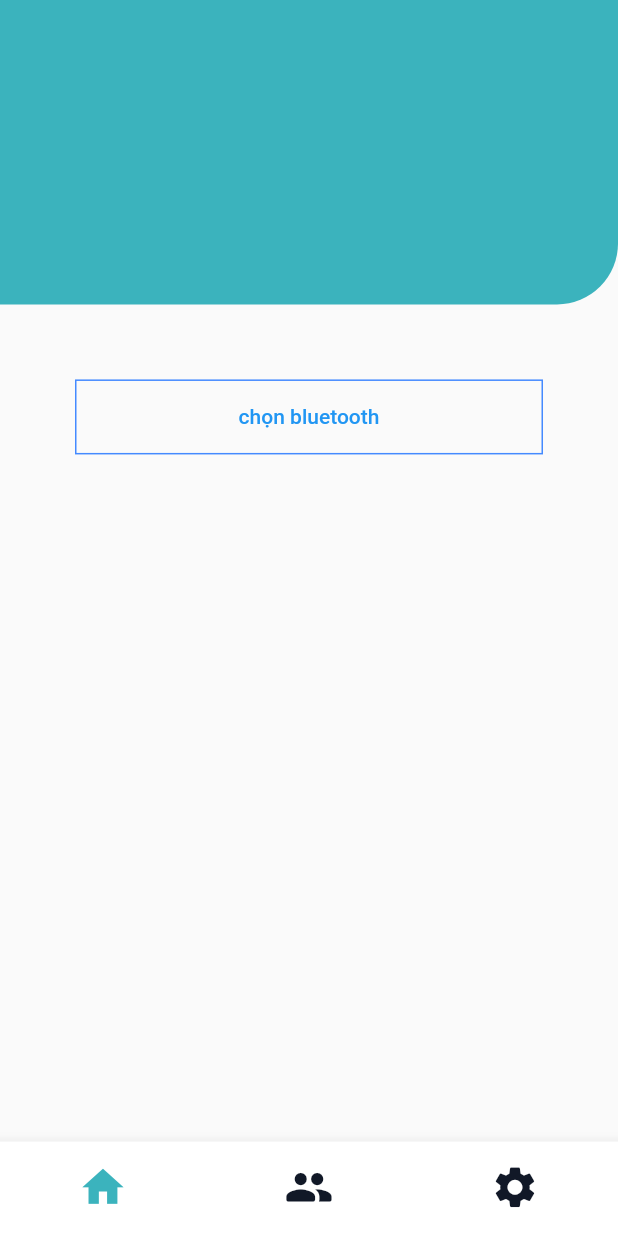
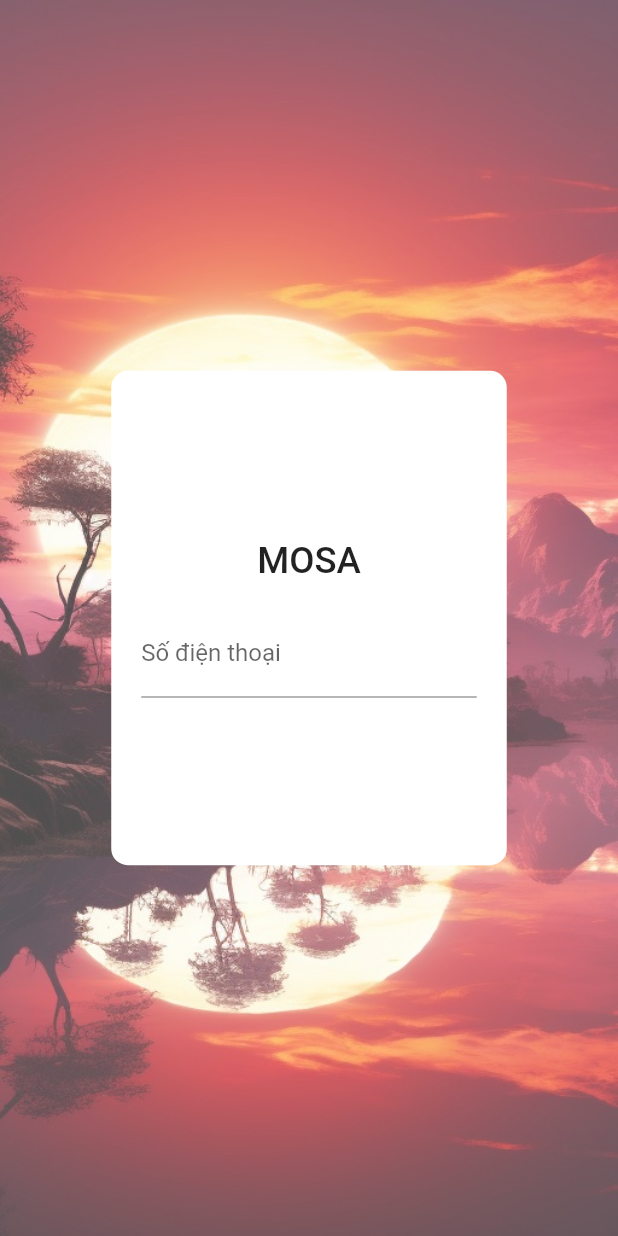
Before and after one commit to tranhuunam00/mod_master_2023, a Flutter app: the screen it shows after launch, on a phone screen of 412 x 824 dp. Run offline on Flutter 3.47's test engine with Material 2 defaults, Android fonts, the phone set to English and light mode, and no system bars; drawn by our look-alikes of loader_overlay; our stand-ins replace equatable, flutter_bloc, flutter_blue, flutter_bluetooth_serial, flutter_screenutil, flutter_secure_storage and 2 more; missing offline and left inert: dart:ffi; project files that could hold a hidden picture were left out.

Commit message:
welcome app

```diff
--- a/lib/app.dart
+++ b/lib/app.dart
@@ -5,6 +5,7 @@ import 'package:flutter_screenutil/flutter_screenutil.dart';
 import 'package:mod_master_2023/app_navigator.dart';
 import 'package:mod_master_2023/configs/constants.dart';
 import 'package:mod_master_2023/ui/dashboard_customer_screen.dart';
+import 'package:mod_master_2023/ui/welcome/welcome_chatbot_screen.dart';
 
 class DoAnApp extends StatelessWidget {
   const DoAnApp({Key? key}) : super(key: key);
@@ -17,14 +18,14 @@ class DoAnApp extends StatelessWidget {
             designSize: const Size(375, 812),
             builder: (BuildContext context, child) => GlobalLoaderOverlay(
                   child: MaterialApp(
-                    title: 'Đò án',
+                    title: 'Đồ án',
                     debugShowCheckedModeBanner: false,
                     theme: ThemeData(
                       primarySwatch: Colors.blue,
                     ),
                     navigatorKey: Appnavigator.navigatorKey,
                     home: Container(
-                      child: DashboardCustomerScreen(),
+                      child: WelcomeChatbotScreen(),
                     ),
                     routes: {
                       Constants.dashBoardCustomer: (context) =>
--- /dev/null
+++ b/lib/components/background/background.dart
@@ -0,0 +1,27 @@
+import 'package:flutter/material.dart';
+
+class Background extends StatelessWidget {
+  final Widget child;
+  final String urlBackground;
+  const Background({Key? key, required this.child, required this.urlBackground})
+      : super(key: key);
+
+  @override
+  Widget build(BuildContext context) {
+    Size size = MediaQuery.of(context).size;
+    return Container(
+        child: Stack(children: [
+      Container(
+        width: size.width,
+        height: size.height,
+        child: Image.asset(
+          urlBackground,
+          color: Color.fromRGBO(255, 255, 255, 0.3),
+          colorBlendMode: BlendMode.hardLight,
+          fit: BoxFit.cover,
+        ),
+      ),
+      child
+    ]));
+  }
+}
--- a/lib/configs/images.dart
+++ b/lib/configs/images.dart
@@ -50,4 +50,5 @@ class AppImages {
   static const chatbotBackground = "assets/images/chatbotBackground.png";
 
   static const chatbotImg = "assets/images/chatbot.jpg";
+  static const afternoonSn = "assets/images/nature_sun_afternoon.jpg";
 }
--- a/lib/ui/ble/sensor/accelerometer.dart
+++ b/lib/ui/ble/sensor/accelerometer.dart
@@ -147,10 +147,10 @@ class _AcceletometerScreenState extends State<AcceletometerScreen> {
                   if (i != 999) valueData += "/";
                 }
 
-                ProfileUser user = await SecureStorage().getUser();
-                print(user.customerId);
+                String? phoneNumber = await SecureStorage().getPhoneNumber();
+
                 CreateAccelerometerModel acc = CreateAccelerometerModel(
-                    value: valueData, customer: user.customerId);
+                    value: valueData, customer: phoneNumber ?? "2");
                 final res = await sensorRepository.createAccelerometer(acc);
                 isCallApi = false;
                 String? isSaveData = await SecureStorage().getIsSaveData();
--- /dev/null
+++ b/lib/ui/welcome/welcome_chatbot_screen.dart
@@ -0,0 +1,123 @@
+import 'dart:async';
+
+import 'package:flutter/material.dart';
+import 'package:flutter_screenutil/flutter_screenutil.dart';
+import 'package:mod_master_2023/components/background/background.dart';
+import 'package:mod_master_2023/configs/images.dart';
+import 'package:mod_master_2023/storage/secure_storge.dart';
+import 'package:mod_master_2023/ui/dashboard_customer_screen.dart';
+
+class WelcomeChatbotScreen extends StatefulWidget {
+  const WelcomeChatbotScreen({Key? key}) : super(key: key);
+
+  @override
+  State<WelcomeChatbotScreen> createState() => WelcomeChatbotScreenState();
+}
+
+class WelcomeChatbotScreenState extends State<WelcomeChatbotScreen>
+    with TickerProviderStateMixin {
+  final _formKey = GlobalKey<FormState>();
+  TextEditingController phoneController = TextEditingController();
+
+  double _opacity = 0;
+  @override
+  void initState() {
+    super.initState();
+    Timer(Duration(seconds: 3), () {
+      setState(() {
+        _opacity = 1;
+      });
+    });
+  }
+
+  @override
+  Widget build(BuildContext context) {
+    return Scaffold(
+      body: SafeArea(
+        child: Container(
+          decoration: BoxDecoration(
+            gradient: LinearGradient(
+              begin: Alignment.topCenter,
+              end: Alignment.bottomCenter,
+              colors: [
+                Color.fromARGB(255, 132, 255, 183),
+                Color.fromARGB(255, 255, 207, 145),
+              ],
+            ),
+          ),
+          child: Background(
+            urlBackground: AppImages.afternoonSn,
+            child: Center(
+              child: AnimatedOpacity(
+                duration: Duration(seconds: 3),
+                opacity: _opacity,
+                child: Container(
+                  width: 240.w,
+                  height: 300.w,
+                  decoration: BoxDecoration(
+                    borderRadius: BorderRadius.circular(10.w),
+                    color: Colors.white,
+                  ),
+                  child: Form(
+                    key: _formKey,
+                    child: Padding(
+                      padding: EdgeInsets.all(20),
+                      child: Column(
+                        mainAxisAlignment: MainAxisAlignment.center,
+                        children: [
+                          Text(
+                            "MOSA",
+                            style: TextStyle(
+                                fontSize: 24.h, fontWeight: FontWeight.w500),
+                            textAlign: TextAlign.center,
+                          ),
+                          SizedBox(
+                            height: 18.h,
+                          ),
+                          TextFormField(
+                            controller: phoneController,
+                            decoration:
+                                InputDecoration(labelText: 'Số điện thoại'),
+                            keyboardType: TextInputType.phone,
+                            // onChanged: (value) => setState(() {}),
+                            validator: (value) {
+                              if (value!.isEmpty) {
+                                return 'Vui lòng nhập số điện thoại';
+                              }
+                              return null;
+                            },
+                          ),
+                          phoneController.text != ""
+                              ? TextButton(
+                                  onPressed: () async {
+                                    if (_formKey.currentState!.validate()) {
+                                      await SecureStorage().savePhoneNumber(
+                                          phoneNumber: phoneController.text);
+                                      Navigator.push(
+                                          context,
+                                          MaterialPageRoute(
+                                              builder: (context) =>
+                                                  DashboardCustomerScreen()));
+                                    }
+                                  },
+                                  child: Text(
+                                    'Tiếp tục',
+                                    style: TextStyle(
+                                        fontSize: 18.w,
+                                        fontWeight: FontWeight.w400),
+                                  ),
+                                )
+                              : Container(),
+                        ],
+                      ),
+                    ),
+                  ),
+                ),
+              ),
+            ),
+          ),
+        ),
+      ),
+    );
+  }
+}
```
Also changed, not shown: assets/images/nature_sun_afternoon.jpg (added), 1 other file.
